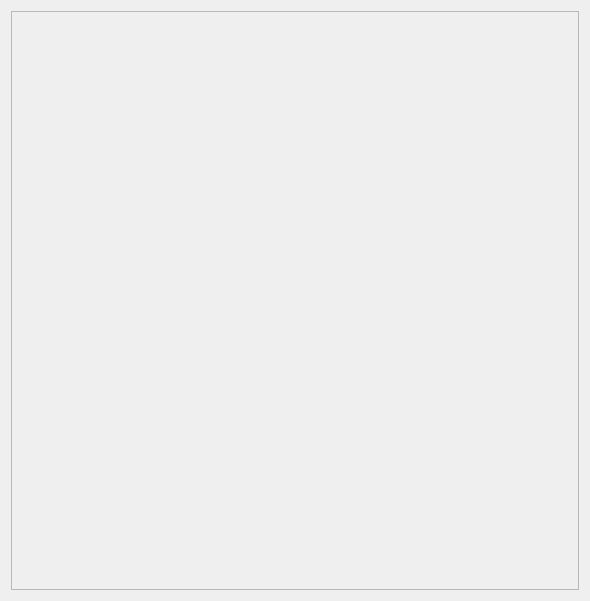
The window that uuid_maker/GUI/modules/QTForms/table_objects.ui (Yrij-Zhavoronkov/WintreistsPractice) describes before a commit, drawn with Qt 5.
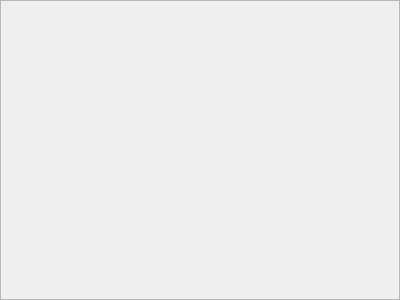
The same window after the commit.

What changed in the file:
```diff
--- a/uuid_maker/GUI/modules/QTForms/table_objects.ui
+++ b/uuid_maker/GUI/modules/QTForms/table_objects.ui
@@ -6,14 +6,26 @@
    <rect>
     <x>0</x>
     <y>0</y>
-    <width>590</width>
-    <height>601</height>
+    <width>400</width>
+    <height>300</height>
    </rect>
   </property>
   <property name="windowTitle">
    <string>Form</string>
   </property>
   <layout class="QVBoxLayout" name="verticalLayout">
+   <property name="leftMargin">
+    <number>0</number>
+   </property>
+   <property name="topMargin">
+    <number>0</number>
+   </property>
+   <property name="rightMargin">
+    <number>0</number>
+   </property>
+   <property name="bottomMargin">
+    <number>0</number>
+   </property>
    <item>
     <widget class="QScrollArea" name="scrollArea">
      <property name="widgetResizable">
@@ -24,11 +36,23 @@
        <rect>
         <x>0</x>
         <y>0</y>
-        <width>570</width>
-        <height>581</height>
+        <width>398</width>
+        <height>298</height>
        </rect>
       </property>
       <layout class="QVBoxLayout" name="verticalLayout_4">
+       <property name="leftMargin">
+        <number>0</number>
+       </property>
+       <property name="topMargin">
+        <number>0</number>
+       </property>
+       <property name="rightMargin">
+        <number>0</number>
+       </property>
+       <property name="bottomMargin">
+        <number>0</number>
+       </property>
        <item>
         <layout class="QGridLayout" name="gridLayout"/>
        </item>
```
